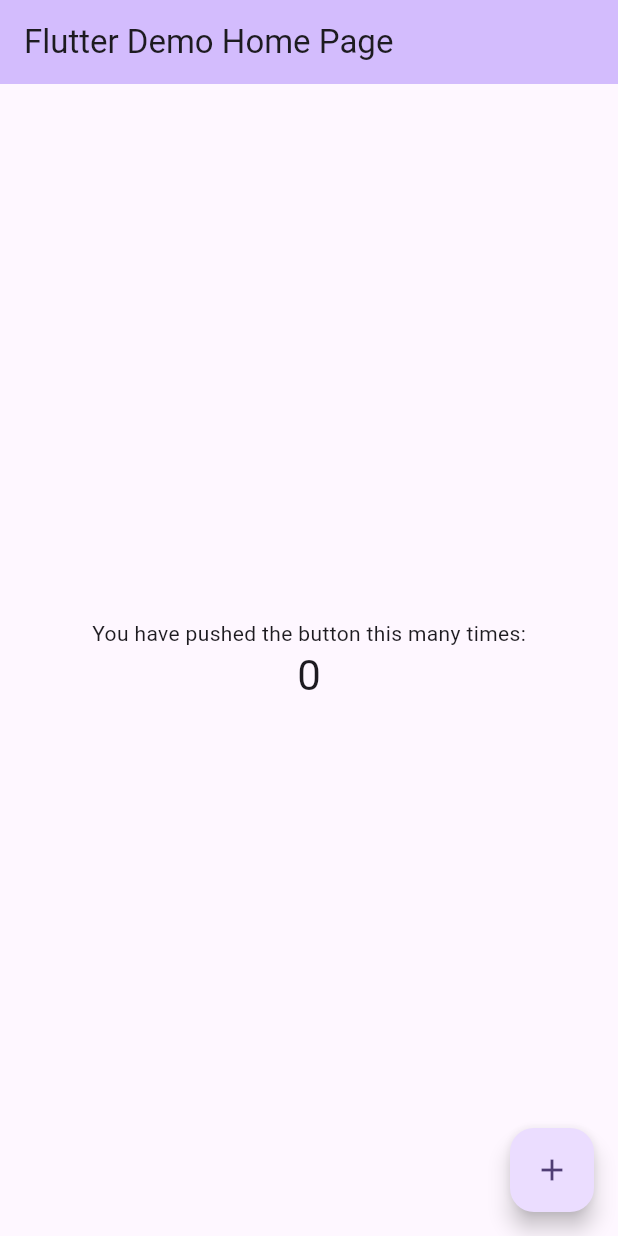
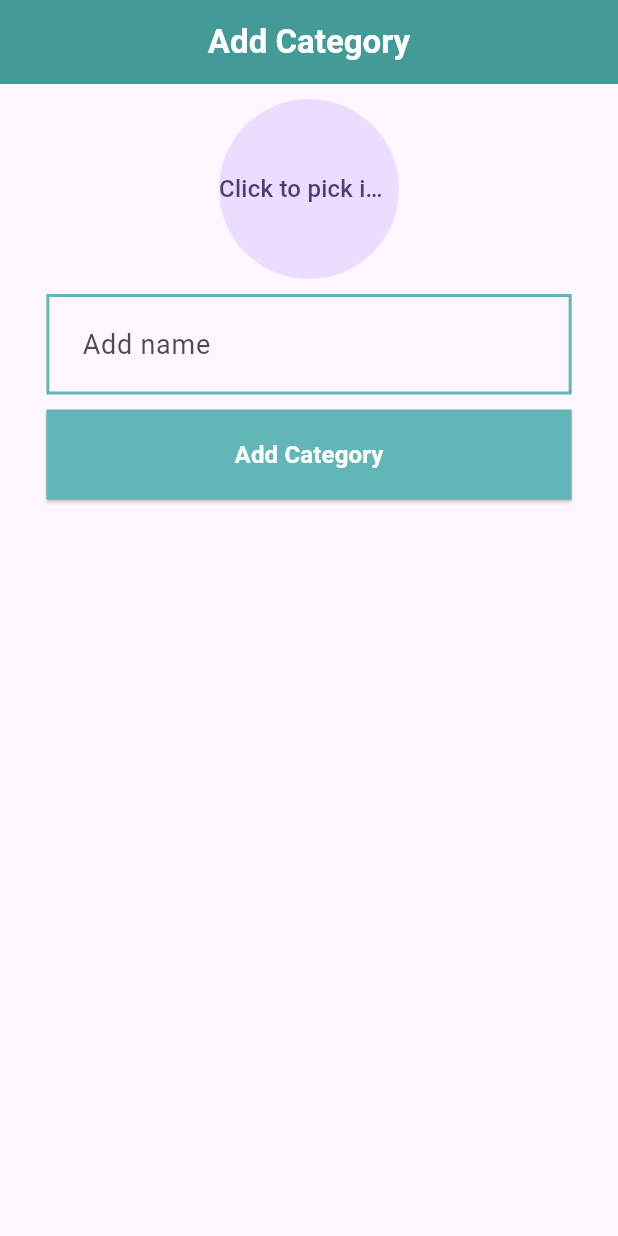
Before and after one commit to ilyas-kukshi/Sfh_App, a Flutter app: the screen it shows after launch, on a phone screen of 412 x 824 dp. Run offline on Flutter 3.47's test engine with Material 2 defaults, Android fonts, the light colour scheme and no system bars; our stand-ins replace cached_network_image, flutter_riverpod, freezed_annotation, image_picker, page_transition.

Commit message:
Add Add Category

```diff
--- a/lib/main.dart
+++ b/lib/main.dart
@@ -1,7 +1,10 @@
 import 'package:flutter/material.dart';
+import 'package:flutter_riverpod/flutter_riverpod.dart';
+import 'package:page_transition/page_transition.dart';
+import 'package:sfh_app/screens/add_category.dart';
 
 void main() {
-  runApp(const MyApp());
+  runApp(const ProviderScope(child: MyApp()));
 }
 
 class MyApp extends StatelessWidget {
@@ -13,113 +16,23 @@ class MyApp extends StatelessWidget {
     return MaterialApp(
         title: 'Flutter Demo',
         theme: ThemeData(
-        // This is the theme of your application.
-        //
-        // TRY THIS: Try running your application with "flutter run". You'll see
-        // the application has a blue toolbar. Then, without quitting the app,
-        // try changing the seedColor in the colorScheme below to Colors.green
-        // and then invoke "hot reload" (save your changes or press the "hot
-        // reload" button in a Flutter-supported IDE, or press "r" if you used
-        // the command line to start the app).
-        //
-        // Notice that the counter didn't reset back to zero; the application
-        // state is not lost during the reload. To reset the state, use hot
-        // restart instead.
-        //
-        // This works for code too, not just values: Most code changes can be
-        // tested with just a hot reload.
           colorScheme: ColorScheme.fromSeed(seedColor: Colors.deepPurple),
           useMaterial3: true,
         ),
-      home: const MyHomePage(title: 'Flutter Demo Home Page'),
-    );
+        onGenerateRoute: _routing,
+        home: AddCategory());
+  }
+
+  Route _routing(RouteSettings settings) {
+    switch (settings.name) {
+      case '/addCategory':
+        return PageTransition(
+            child: const AddCategory(), type: PageTransitionType.leftToRight);
+
+      default:
+        return PageTransition(
+            child: const AddCategory(), type: PageTransitionType.leftToRight);
+        ;
     }
   }
-
-class MyHomePage extends StatefulWidget {
-  const MyHomePage({super.key, required this.title});
-
-  // This widget is the home page of your application. It is stateful, meaning
-  // that it has a State object (defined below) that contains fields that affect
-  // how it looks.
-
-  // This class is the configuration for the state. It holds the values (in this
-  // case the title) provided by the parent (in this case the App widget) and
-  // used by the build method of the State. Fields in a Widget subclass are
-  // always marked "final".
-
-  final String title;
-
-  @override
-  State<MyHomePage> createState() => _MyHomePageState();
 }
-
-class _MyHomePageState extends State<MyHomePage> {
-  int _counter = 0;
-
-  void _incrementCounter() {
-    setState(() {
-      // This call to setState tells the Flutter framework that something has
-      // changed in this State, which causes it to rerun the build method below
-      // so that the display can reflect the updated values. If we changed
-      // _counter without calling setState(), then the build method would not be
-      // called again, and so nothing would appear to happen.
-      _counter++;
-    });
-  }
-
-  @override
-  Widget build(BuildContext context) {
-    // This method is rerun every time setState is called, for instance as done
-    // by the _incrementCounter method above.
-    //
-    // The Flutter framework has been optimized to make rerunning build methods
-    // fast, so that you can just rebuild anything that needs updating rather
-    // than having to individually change instances of widgets.
-    return Scaffold(
-      appBar: AppBar(
-        // TRY THIS: Try changing the color here to a specific color (to
-        // Colors.amber, perhaps?) and trigger a hot reload to see the AppBar
-        // change color while the other colors stay the same.
-        backgroundColor: Theme.of(context).colorScheme.inversePrimary,
-        // Here we take the value from the MyHomePage object that was created by
-        // the App.build method, and use it to set our appbar title.
-        title: Text(widget.title),
-      ),
-      body: Center(
-        // Center is a layout widget. It takes a single child and positions it
-        // in the middle of the parent.
-        child: Column(
-          // Column is also a layout widget. It takes a list of children and
-          // arranges them vertically. By default, it sizes itself to fit its
-          // children horizontally, and tries to be as tall as its parent.
-          //
-          // Column has various properties to control how it sizes itself and
-          // how it positions its children. Here we use mainAxisAlignment to
-          // center the children vertically; the main axis here is the vertical
-          // axis because Columns are vertical (the cross axis would be
-          // horizontal).
-          //
-          // TRY THIS: Invoke "debug painting" (choose the "Toggle Debug Paint"
-          // action in the IDE, or press "p" in the console), to see the
-          // wireframe for each widget.
-          mainAxisAlignment: MainAxisAlignment.center,
-          children: <Widget>[
-            const Text(
-              'You have pushed the button this many times:',
-            ),
-            Text(
-              '$_counter',
-              style: Theme.of(context).textTheme.headlineMedium,
-            ),
-          ],
-        ),
-      ),
-      floatingActionButton: FloatingActionButton(
-        onPressed: _incrementCounter,
-        tooltip: 'Increment',
-        child: const Icon(Icons.add),
-      ), // This trailing comma makes auto-formatting nicer for build methods.
-    );
-  }
-}
--- /dev/null
+++ b/lib/models/category/category_model.dart
@@ -0,0 +1,30 @@
+// To parse this JSON data, do
+//
+//     final addCategoryModel = addCategoryModelFromJson(jsonString);
+
+import 'package:freezed_annotation/freezed_annotation.dart';
+import 'dart:convert';
+
+part 'category_model.freezed.dart';
+part 'category_model.g.dart';
+
+// AddCategoryModel addCategoryModelFromJson(String str) =>
+//     AddCategoryModel.fromJson(json.decode(str));
+
+// String addCategoryModelToJson(AddCategoryModel data) =>
+//     json.encode(data.toJson());
+
+@freezed
+class CategoryModel with _$CategoryModel {
+  const factory CategoryModel({
+    required String name,
+     String? imageUri,
+     List<dynamic>? subCategories,
+     List<dynamic>? products,
+     String? id,
+     int? v,
+  }) = _CategoryModel;
+
+  factory CategoryModel.fromJson(Map<String, dynamic> json) =>
+      _$CategoryModelFromJson(json);
+}
--- /dev/null
+++ b/lib/screens/add_category.dart
@@ -0,0 +1,89 @@
+import 'package:cached_network_image/cached_network_image.dart';
+import 'package:flutter/material.dart';
+import 'package:image_picker/image_picker.dart';
+import 'package:sfh_app/models/category/category_model.dart';
+import 'package:sfh_app/services/category_services.dart';
+import 'package:sfh_app/shared/app_theme_shared.dart';
+
+class AddCategory extends StatefulWidget {
+  const AddCategory({super.key});
+
+  @override
+  State<AddCategory> createState() => _AddCategoryState();
+}
+
+class _AddCategoryState extends State<AddCategory> {
+  ImagePicker picker = ImagePicker();
+  XFile? file;
+
+  TextEditingController name = TextEditingController();
+  @override
+  Widget build(BuildContext context) {
+    return Scaffold(
+      appBar: AppThemeShared.appBar(title: "Add Category", context: context),
+      body: Center(
+        child: Column(
+          children: [
+            const SizedBox(height: 10),
+            GestureDetector(
+              onTap: () {
+                pickImage();
+              },
+              child: CircleAvatar(
+                radius: 60,
+                child: Center(
+                    child: file == null
+                        ? Text(
+                            "Click to pick image",
+                            overflow: TextOverflow.ellipsis,
+                          )
+                        : CachedNetworkImage(imageUrl: file!.path)),
+              ),
+            ),
+            const SizedBox(height: 10),
+            AppThemeShared.textFormField(
+                context: context, hintText: "Add name", controller: name),
+            const SizedBox(height: 10),
+            AppThemeShared.sharedButton(
+              context: context,
+              width: MediaQuery.of(context).size.width * 0.85,
+              buttonText: "Add Category",
+              onTap: () {
+                addCategory();
+              },
+            )
+          ],
+        ),
+      ),
+    );
+  }
+
+  addCategory() async {
+    bool added = await CategoryServices().addCategory(CategoryModel(
+        name: name.text,
+        id: 'id',
+        imageUri: 'id',
+        products: [],
+        subCategories: [],
+        v: 0));
+  }
+
+  pickImage() async {
+    file = await picker.pickImage(source: ImageSource.gallery);
+
+    if (file != null) {
+      setState(() {});
+    }
+
+    // final lostData = await picker.retrieveLostData();
+    // if (lostData.isEmpty) {
+    //   // Handle selected image
+    //   print(file!.path);
+    // } else {
+    //   if (lostData.file != null) {
+    //     // Handle the case where the user selected an image but left the app before using it
+    //     print("Lost image data: ${lostData.file}");
+    //   }
+    // }
+  }
+}
--- /dev/null
+++ b/lib/services/category_services.dart
@@ -0,0 +1,26 @@
+import 'dart:convert';
+
+import 'package:sfh_app/models/category/category_model.dart';
+import 'package:http/http.dart' as http;
+import 'package:sfh_app/shared/constants.dart';
+
+class CategoryServices {
+  Future<bool> addCategory(CategoryModel category) async {
+    try {
+      print(jsonEncode(category));
+      var response = await http.post(
+          Uri.parse("${Constants.baseUrl}category/add"),
+          body: {"name": category.name});
+
+      if (response.statusCode == 201) {
+        return true;
+      } else {
+        print(response.body);
+        return false;
+      }
+    } catch (error) {
+      print(error);
+    }
+    return false;
+  }
+}
```
Also changed, not shown: lib/models/category/category_model.freezed.dart (added), lib/models/category/category_model.g.dart (added). Lines whose indentation alone changed are shown as unchanged.
